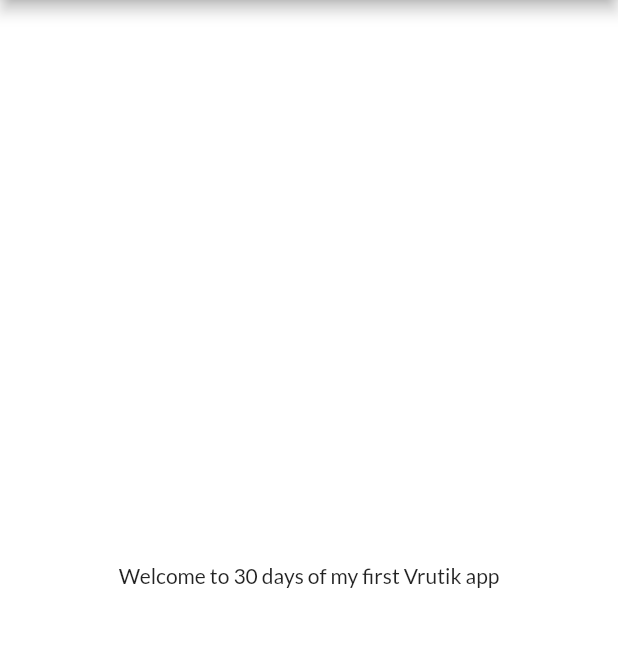
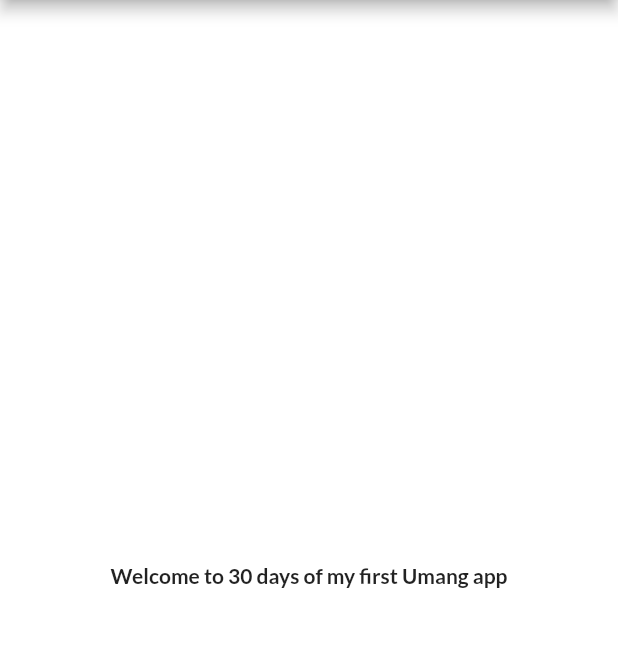
Before and after one commit to Vrutik21/Flutter, a Flutter app: the screen it shows after launch, on a phone screen of 412 x 824 dp, the part 84-731 px from its top. Run offline on Flutter 3.47's test engine with Material 2 defaults, Android fonts, the phone set to English and light mode, and no system bars; our stand-ins replace google_fonts.

Commit message:
commit on day-9

```diff
--- a/newapp/lib/pages/home.dart
+++ b/newapp/lib/pages/home.dart
@@ -4,7 +4,7 @@ import 'package:newapp/widgets/drawer.dart';
 // ignore: must_be_immutable
 class HomePage extends StatelessWidget {
   int days = 30;
-  String name = "Vrutik";
+  String name = "Umang";
   @override
   Widget build(BuildContext context) {
     return Scaffold(
@@ -16,7 +16,8 @@ class HomePage extends StatelessWidget {
         ),
       body: Center(
         child: Container(
-          child: Text("Welcome to $days days of my first $name app"),
+          child: Text("Welcome to $days days of my first $name app",style: TextStyle(fontWeight: FontWeight.bold),
+          ),
         ),
       ),
       drawer: MyDrawer(),
```
